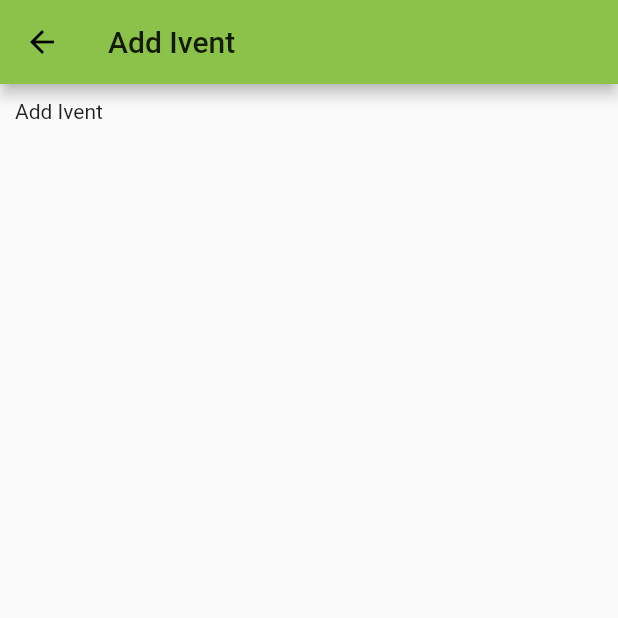
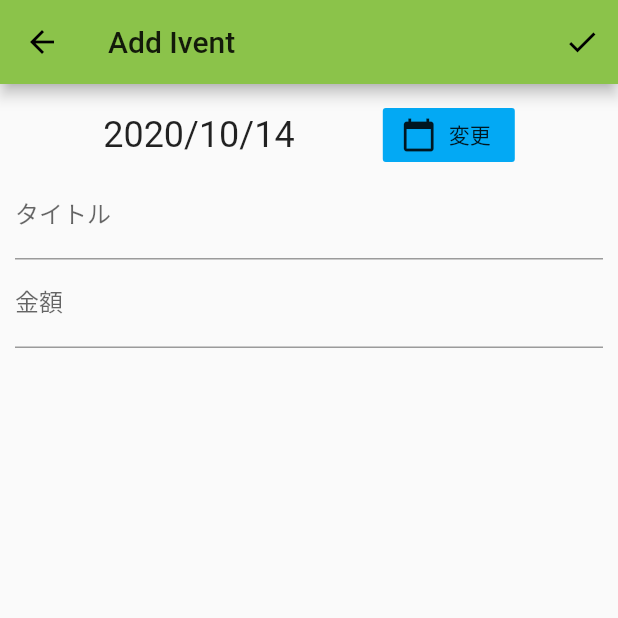
Before and after one commit to watasuke102/ExpNote, a Flutter app: the screen it shows after launch, after a tap on the "add" icon, on a phone screen of 412 x 824 dp, the top half of it. Run offline on Flutter 3.47's test engine with Material 2 defaults, Android fonts, the phone set to English and light mode, and no system bars; our stand-ins replace table_calendar.

Commit message:
Update: イベント追加の実装

```diff
--- a/lib/expDataList.dart
+++ b/lib/expDataList.dart
@@ -13,10 +13,11 @@ import 'package:intl/intl.dart';
 //タイトル・日付，変動金額を記録するもの
 class ExpData
 {
-  DateTime date  = DateTime(1970, 1, 1);
+  DateTime date  = DateTime.now();
   String   title = 'Title';
   int      money = 0;
-  ExpData(String t, int m, DateTime d)
+  ExpData(){}
+  ExpData.init(String t, int m, DateTime d)
   {
     title = t;
     date  = d;
@@ -33,17 +34,13 @@ class ExpDataList
   ExpDataList()
   {
     print("[debug] ExpDataList initing...");
-    for(int i=0; i<90; i++)
-    {
-      _data.add(ExpData('Ivent $i', i*10, DateTime(2020,10,i~/3)));
-      _sumOfMoney += _data[i].money;
-    }
   }
   void clear()
   {
     _sumOfMoney = 0;
     _data.clear();
   }
+  void add(ExpData d){ _data.add(d); }
 
 
   int      sumOfData() { return _data.length;  }
--- a/lib/pages/addIventsPage.dart
+++ b/lib/pages/addIventsPage.dart
@@ -8,6 +8,8 @@
  * This software is released under the MIT SUSHI-WARE License.
  */
 import 'package:flutter/material.dart';
+import 'package:intl/intl.dart';
+import '../expDataList.dart';
 
 // Add Ivents Page
 class AddIventsPage extends StatefulWidget
@@ -19,6 +21,27 @@ class AddIventsPage extends StatefulWidget
 
 class _AddIventsPageState extends State<AddIventsPage>
 {
+  ExpData enteredData = ExpData();
+  DateFormat fmt = DateFormat('yyyy/MM/dd');
+
+  Future<void> selectDate(BuildContext context) async
+  {
+    final DateTime date=await showDatePicker
+    (
+      context: context,
+      initialDate: DateTime.now(),
+      firstDate: DateTime(1970),
+      lastDate: DateTime(3000)
+    );
+    setState((){ enteredData.date = date??DateTime.now(); });
+  }
+
+  void done()
+  {
+    expDataList.add(enteredData);
+    Navigator.pop(context, false);
+  }
+
   @override Widget build(BuildContext context)
   {
     return Scaffold
@@ -26,11 +49,48 @@ class _AddIventsPageState extends State<AddIventsPage>
       appBar: AppBar
       (
         title: Text("Add Ivent"),
+        actions:
+        [
+          IconButton(icon: Icon(Icons.check), onPressed: () => done())
+        ],
       ),
+
       body: Padding
       (
         padding: EdgeInsets.all(10),
-        child: Text("Add Ivent"),
+        child: Column
+        (
+          children: <Widget>
+          [
+            Row
+            (
+              mainAxisAlignment: MainAxisAlignment.spaceEvenly,
+              children:
+              [
+                Text(fmt.format(enteredData.date), style: Theme.of(context).textTheme.headline5),
+                FlatButton.icon
+                (
+                  color: Colors.lightBlue,
+                  icon: Icon(Icons.calendar_today),
+                  label: Text("変更"),
+                  onPressed: () async => selectDate(context)
+                )
+              ]
+            ),
+            TextField
+            (
+              decoration: InputDecoration(labelText: "タイトル", hintText: "Title"),
+              maxLines: null,
+              onChanged: (value) { setState(() { enteredData.title=value; }); }
+            ),
+            TextField
+            (
+              decoration: InputDecoration(labelText: "金額"),
+              keyboardType: TextInputType.number,
+              onChanged: (value) { setState(() { enteredData.money = int.parse(value); }); }
+            )
+          ]
+        )
       )
     );
   }
--- a/lib/pages/iventViewPage.dart
+++ b/lib/pages/iventViewPage.dart
@@ -23,7 +23,6 @@ class _IventViewPageState extends State<IventViewPage>
 {
   @override Widget build(BuildContext context)
   {
-    expDataList = ExpDataList();
     return Scaffold
     (
       body: Padding
@@ -54,9 +53,10 @@ class _IventViewPageState extends State<IventViewPage>
       (
         tooltip  : 'Add',
         child    : Icon(Icons.add),
-        onPressed: ()
+        onPressed: () async
         {
-          Navigator.push(context, MaterialPageRoute(builder: (context)=>AddIventsPage()));
+          await Navigator.push(context, MaterialPageRoute(builder: (context)=>AddIventsPage()));
+          setState(() {});
         }
       ),
     );
--- a/lib/pages/mainPage.dart
+++ b/lib/pages/mainPage.dart
@@ -10,6 +10,7 @@
 import 'package:flutter/material.dart';
 import 'iventViewPage.dart';
 import 'calanderPage.dart';
+import '../expDataList.dart';
 
 //MainPage
 class MainPage extends StatefulWidget
@@ -32,6 +33,7 @@ class _MainPageState extends State<MainPage>
   {
     super.initState();
     _controller = new PageController();
+    setState(() { expDataList = ExpDataList(); });
   }
   @override void dispose()
   {
```
